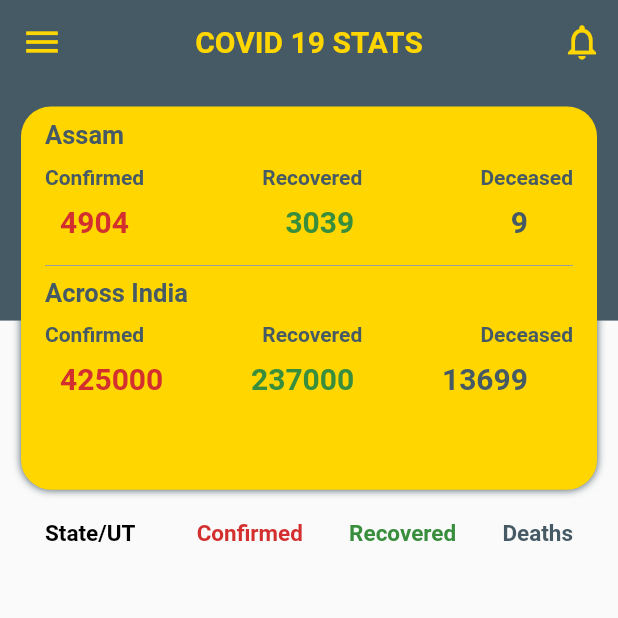
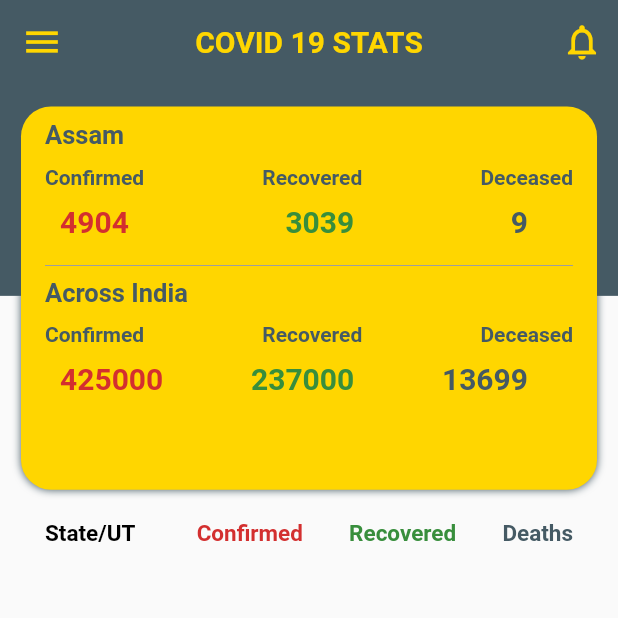
Before and after one commit to Kaiserb11/flutter_Covid_dashboard_India, a Flutter app: the screen it shows after launch, on a phone screen of 412 x 824 dp, the top half of it. Run offline on Flutter 3.47's test engine with Material 2 defaults, Android fonts, the phone set to English and light mode, and no system bars; network calls fail; Roboto replaces fonts that are missing (Monterrsat, Montserrat).

Commit message:
Update dashboard.dart

```diff
--- a/lib/pages/dashboard.dart
+++ b/lib/pages/dashboard.dart
@@ -27,7 +27,7 @@ class _StatPageState extends State<StatPage> {
                   color: Colors.blueGrey[700],
                   child: Column(
                     children: <Widget>[
-                      SizedBox(height: screenHeight * 0.155),
+                      SizedBox(height: screenHeight * 0.135),
                     ],
                   ),
                 ),
```
